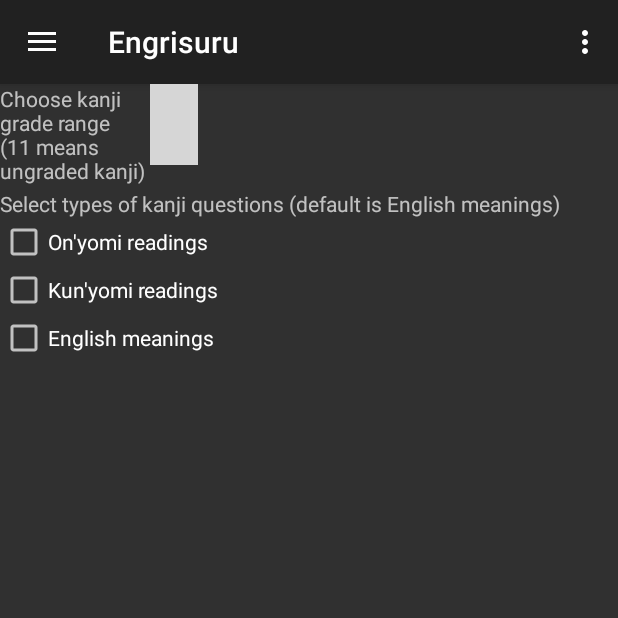
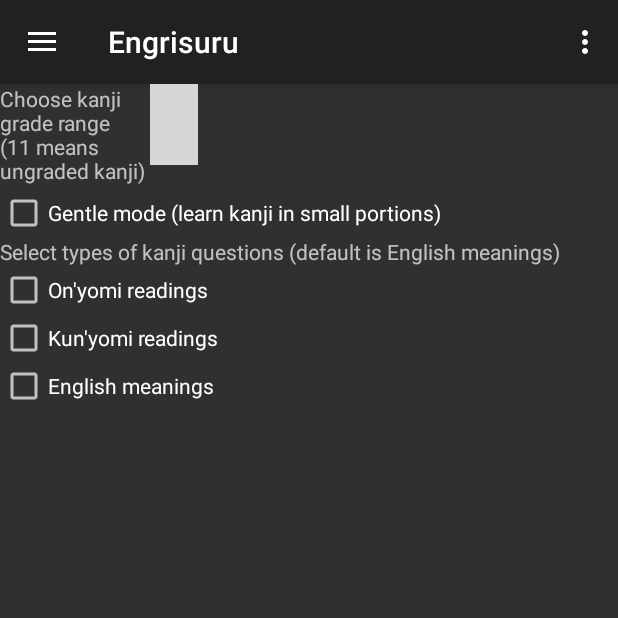
Before and after one commit to altg0x0/Engrisuru, an Android app: the fragment KanjiModuleSettingsFragment placed in its activity, on a phone screen of 412 x 824 dp, the top half of it. Run offline under Robolectric (Android 15) with nearby library versions, the phone set to English and light mode, and no system bars; our stand-ins replace Room's generated code; libraries missing offline, so code that uses them is left out: com.appyvet.materialrangebar, de.mfietz.jhyphenator, org.apache.commons; plain views replace RangeBar; 14 statements that could not run were skipped; grey boxes are pictures that could not be loaded.

Commit message:
KanjiModule: add gentleMode

```diff
--- a/app/src/main/java/com/example/lord/engrisuru/MainActivity.java
+++ b/app/src/main/java/com/example/lord/engrisuru/MainActivity.java
@@ -58,6 +58,7 @@ public class MainActivity extends AppCompatActivity
         NavigationView navigationView = findViewById(R.id.nav_view);
         navigationView.setNavigationItemSelectedListener(this);
 
+//        Utils.FS.getExternalStoragePath();
         if (savedInstanceState != null) return; // Avoid double fragment creation
         getSupportFragmentManager().beginTransaction().replace(R.id.content_frame, new TranslationFragment()).commit();
 
--- a/app/src/main/java/com/example/lord/engrisuru/db/KanjiDao.java
+++ b/app/src/main/java/com/example/lord/engrisuru/db/KanjiDao.java
@@ -28,6 +28,16 @@ public interface KanjiDao {
     @Query("select * from Kanji where grade between :minGrade and :maxGrade order by abs(random() / 2147483648) / weight limit :n;")
     Kanji[] getKanjiByMinMaxGrade(int minGrade, int maxGrade, int n);
 
+    // ROADMAP: change hardcoded constants
+    @Query("with delim(maxweight, maxrowid) as " +
+            "(select weight, kanji.rowid from kanji where grade between :minGrade and :maxGrade and " +
+            "   weight > 1 order by weight, rowid limit 1 offset :n)" +
+            "    select character, grade, onyomiReadings, kunyomiReadings, englishMeanings, weight from kanji join delim " +
+            "    where grade between :minGrade and :maxGrade and weight <= maxweight and kanji.rowid < maxrowid " +
+            "        order by abs(random() / 2147483648) / weight " +
+            "        limit :n;")
+    Kanji[] getKanjiByMinMaxGradeGentleMode(int minGrade, int maxGrade, int n);
+
     @Query("SELECT COUNT(*) FROM Kanji")
     int getDataCount();
 
--- a/app/src/main/java/com/example/lord/engrisuru/kanji_module/KanjiModuleSettings.java
+++ b/app/src/main/java/com/example/lord/engrisuru/kanji_module/KanjiModuleSettings.java
@@ -13,12 +13,14 @@ import java.util.EnumSet;
 public class KanjiModuleSettings extends ModuleSettings {
     EnumSet<KanjiModuleTaskType> taskTypes = EnumSet.of(KanjiModuleTaskType.ENGLISH_MEANINGS);
     int minGrade = 1, maxGrade = 1;
+    boolean gentleMode = false;
 
     public KanjiModuleSettings() {
     }
 
     public KanjiModuleSettings(JSONObject json) {
         try {
+            gentleMode = json.getJSONObject("settings").getBoolean("gentleMode");
             minGrade = json.getJSONObject("settings").getInt("minGrade");
             maxGrade = json.getJSONObject("settings").getInt("maxGrade");
             taskTypes = Utils.Converter.stringToEnumSet(json.getJSONObject("settings").getString("taskTypes"), KanjiModuleTaskType.class);
@@ -34,6 +36,7 @@ public class KanjiModuleSettings extends ModuleSettings {
         JSONObject ret = null;
         try {
             ret = new JSONObject().
+                    put("gentleMode", gentleMode).
                     put("minGrade", minGrade).
                     put("maxGrade", maxGrade).
                     put("taskTypes", Utils.Converter.enumSetToString(taskTypes));
--- a/app/src/main/java/com/example/lord/engrisuru/kanji_module/KanjiModuleSettingsFragment.java
+++ b/app/src/main/java/com/example/lord/engrisuru/kanji_module/KanjiModuleSettingsFragment.java
@@ -35,6 +35,8 @@ public class KanjiModuleSettingsFragment extends ModuleSettingsFragment {
         com.appyvet.materialrangebar.RangeBar rangeBar = rootView.findViewById(R.id.kanji_grade_range_picker);
         settings.minGrade = rangeBar.getLeftIndex() + 1;
         settings.maxGrade = rangeBar.getRightIndex() + 1;
+        CheckBox gentleModeCheckbox = rootView.findViewById(R.id.kanji_module_gentle_mode_checkbox);
+        settings.gentleMode = gentleModeCheckbox.isChecked();
         CheckBox onyomiCheckbox = rootView.findViewById(R.id.kanji_module_onyomi_checkbox);
         CheckBox kunyomiCheckbox = rootView.findViewById(R.id.kanji_module_kunyomi_checkbox);
         CheckBox englishMeaningsCheckbox = rootView.findViewById(R.id.kanji_module_english_meanings_checkbox);
@@ -52,6 +54,8 @@ public class KanjiModuleSettingsFragment extends ModuleSettingsFragment {
         RangeBar rangeBar = rootView.findViewById(R.id.kanji_grade_range_picker);
         KanjiModuleSettings settings = (KanjiModuleSettings) moduleSettings;
         rangeBar.setRangePinsByIndices(settings.minGrade - 1, settings.maxGrade - 1);
+        CheckBox gentleModeCheckbox = rootView.findViewById(R.id.kanji_module_gentle_mode_checkbox);
+        gentleModeCheckbox.setChecked(settings.gentleMode);
         CheckBox onyomiCheckbox = rootView.findViewById(R.id.kanji_module_onyomi_checkbox);
         CheckBox kunyomiCheckbox = rootView.findViewById(R.id.kanji_module_kunyomi_checkbox);
         CheckBox englishMeaningsCheckbox = rootView.findViewById(R.id.kanji_module_english_meanings_checkbox);
--- a/app/src/main/java/com/example/lord/engrisuru/rft_module/ReversibleFileTranslationModule.java
+++ b/app/src/main/java/com/example/lord/engrisuru/rft_module/ReversibleFileTranslationModule.java
@@ -120,7 +120,7 @@ public class ReversibleFileTranslationModule extends TranslationModule {
             return false;
         try {
             String data = this.dict.toString(4);
-            Utils.FS.writeFileToSD("export.json", data);
+            Utils.FS.writeStringToFileOnSD("export.json", data);
             Utils.toast("Export successful!");
             return true;
         } catch (JSONException ex) {
--- a/app/src/main/res/layout/fragment_module_kanji_settings.xml
+++ b/app/src/main/res/layout/fragment_module_kanji_settings.xml
@@ -31,6 +31,11 @@
             app:mrb_tickStart="1"
             />
     </LinearLayout>
+    <CheckBox
+        android:id="@+id/kanji_module_gentle_mode_checkbox"
+        android:layout_width="match_parent"
+        android:layout_height="wrap_content"
+        android:text="@string/kanji_gentle_mode"/>
     <LinearLayout
         android:layout_width="match_parent"
         android:layout_height="wrap_content"
--- a/app/src/main/res/values/strings.xml
+++ b/app/src/main/res/values/strings.xml
@@ -11,7 +11,8 @@
     <string name="kanji_onyomi_readings">On\'yomi readings</string>
     <string name="kanji_kunyomi_readings">Kun\'yomi readings</string>
     <string name="kanji_english_meanings">English meanings</string>
-<!--    <string name="onyomi_radings"></string>-->
+    <string name="kanji_gentle_mode">Gentle mode (learn kanji in small portions)</string>
+    <!--    <string name="onyomi_radings"></string>-->
 <!--    <string name="onyomi_radings"></string>-->
 <!--    <string name="onyomi_radings"></string>-->
     <string-array name="kanji_grade_labels">
```
Also changed, not shown: app/src/main/java/com/example/lord/engrisuru/Utils.java (+15 -6 lines), app/src/main/java/com/example/lord/engrisuru/kanji_module/KanjiModule.java (+9 -2 lines).
